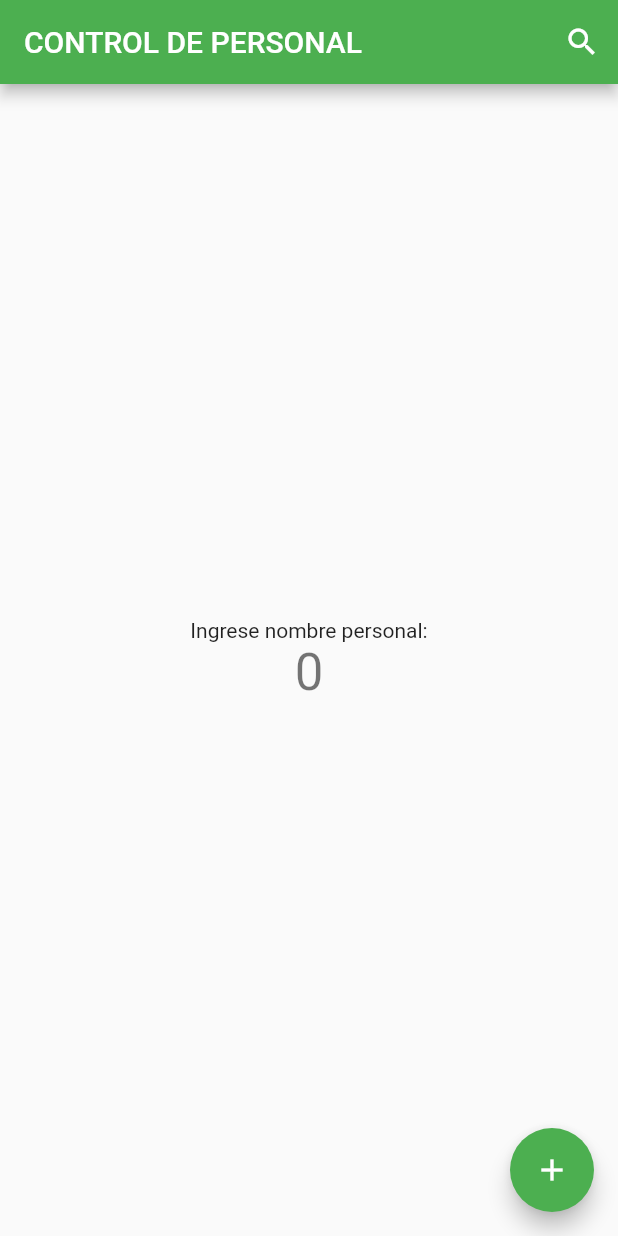
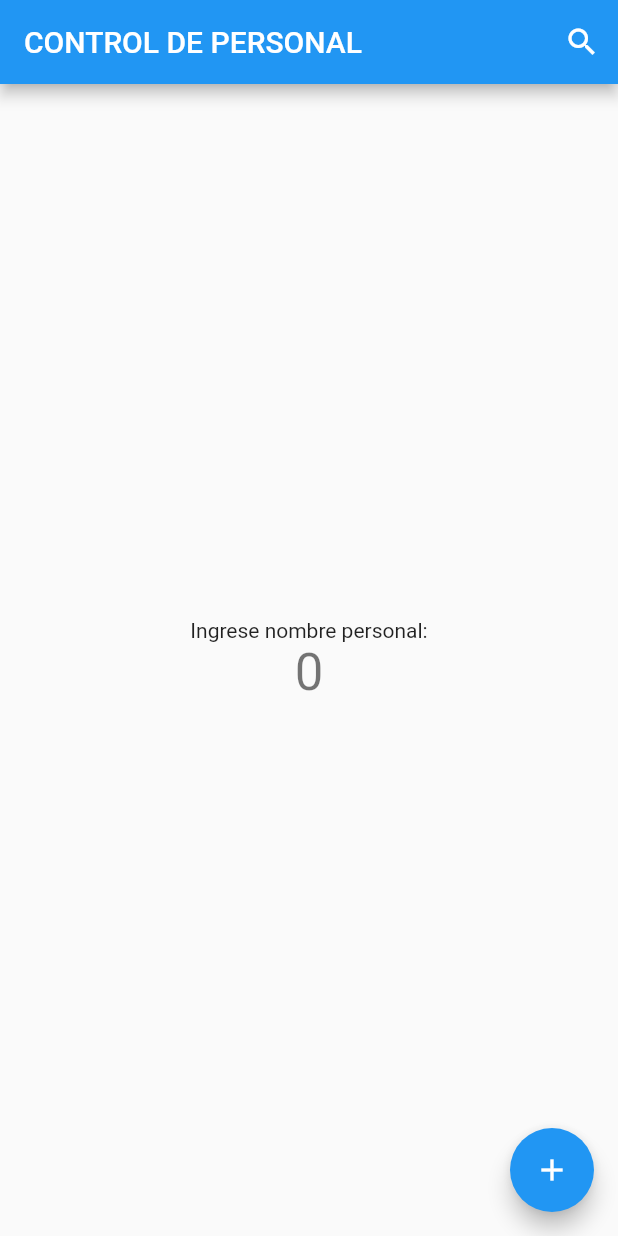
Before and after one commit to Gand4lf23/control_personal, a Flutter app: the screen it shows after launch, on a phone screen of 412 x 824 dp. Run offline on Flutter 3.47's test engine with Material 2 defaults, Android fonts, the light colour scheme and no system bars.

Commit message:
green to blue

```diff
--- a/lib/main.dart
+++ b/lib/main.dart
@@ -13,7 +13,7 @@ class MyApp extends StatelessWidget {
     return MaterialApp(
       title: 'Control de Asistencia de Personal',
       theme: ThemeData(
-        primarySwatch: Colors.green,
+        primarySwatch: Colors.blue,
       ),
       home: const MyHomePage(title: 'CONTROL DE PERSONAL'),
     );
```
